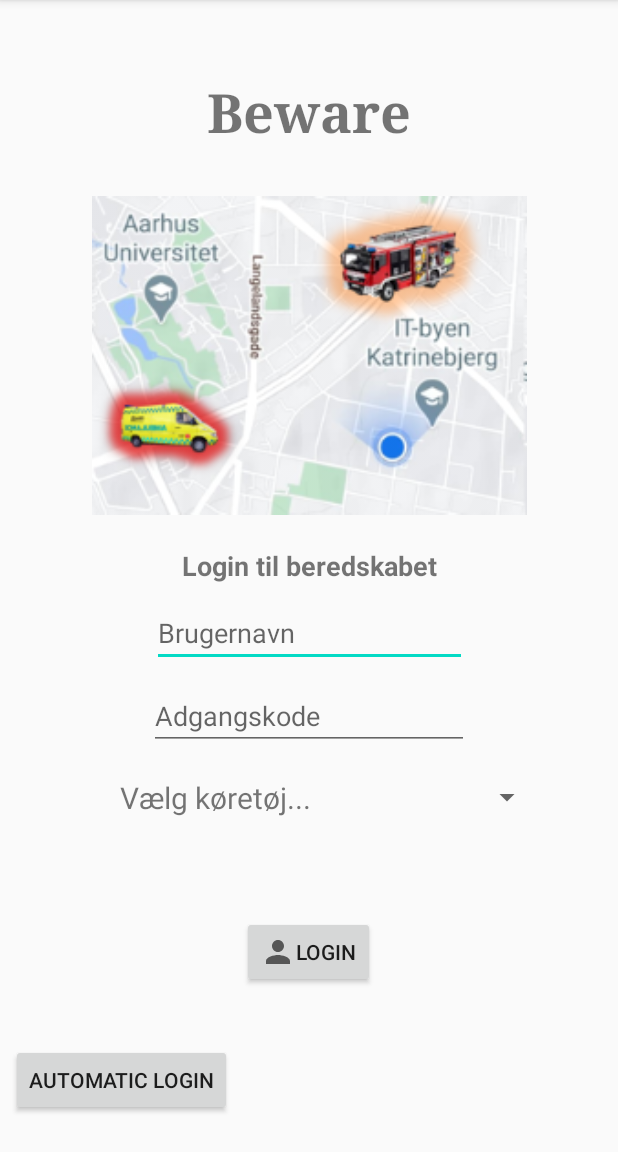
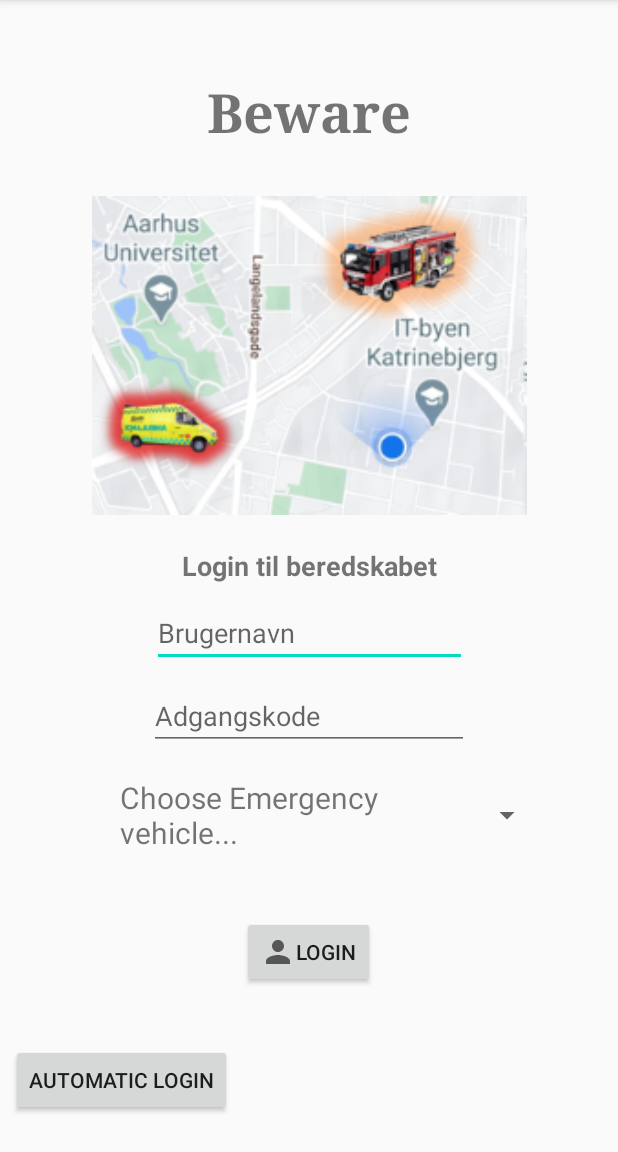
Before and after one commit to MikkelRBoisen/ST7BAC_2020E105, an Android app: the LoginActivity screen opened directly, with no data from a screen before it, on a phone screen of 412 x 824 dp, the part 84-1236 px from its top. Run offline under Robolectric (Android 15) with nearby library versions, the light colour scheme and no system bars; our stand-ins replace Firebase (no records; nobody signed in at launch, a user with empty details on screens opened directly).

Commit message:
Layout improved + location updated to every 2 second

```diff
--- a/app/src/main/java/com/example/st7bac_2020e105/Activities/LoginActivity.java
+++ b/app/src/main/java/com/example/st7bac_2020e105/Activities/LoginActivity.java
@@ -102,9 +102,10 @@
 
     private ArrayList<VehicleItem> getCustomList() {
     customList = new ArrayList<>();
-        customList.add(new VehicleItem("Vælg køretøj...",0));
-        customList.add(new VehicleItem("Ambulance",R.drawable.ambulance));
-        customList.add(new VehicleItem("Brandbil",R.drawable.brandbil));
+        customList.add(new VehicleItem("Choose Emergency vehicle...",0));
+        customList.add(new VehicleItem("Ambulance",R.drawable.ambulance_noemergency));
+        customList.add(new VehicleItem("Firetruck",R.drawable.firetruck_noemergency));
+        customList.add(new VehicleItem("Medical car",R.drawable.medicalcar_noemergency));
     return customList;
     }
 
@@ -155,7 +156,10 @@
             if(item.getSpinneritemsName().equals("Ambulance")){
                 Toast.makeText(this, item.getSpinneritemsName(), Toast.LENGTH_SHORT).show();
             }
-            if (item.getSpinneritemsName().equals("Brandbil")){
+            if (item.getSpinneritemsName().equals("Firetruck")){
+                Toast.makeText(this, item.getSpinneritemsName(), Toast.LENGTH_SHORT).show();
+            }
+            if (item.getSpinneritemsName().equals("Medical car")){
                 Toast.makeText(this, item.getSpinneritemsName(), Toast.LENGTH_SHORT).show();
             }
             VehicleChosen = item.getSpinneritemsName();
--- a/app/src/main/java/com/example/st7bac_2020e105/Activities/MainActivity.java
+++ b/app/src/main/java/com/example/st7bac_2020e105/Activities/MainActivity.java
@@ -30,7 +30,7 @@
 import com.google.firebase.firestore.FirebaseFirestore;
 
 public class MainActivity extends AppCompatActivity {
-    private static final long MIN_TIME_BETWEEN_LOCATION_UPDATES = 3000;    // milisecs
+    private static final long MIN_TIME_BETWEEN_LOCATION_UPDATES = 2000;    // milisecs
     private static final float MIN_DISTANCE_MOVED_BETWEEN_LOCATION_UPDATES = 50;  // meters
     public static final String EXTRA_USER_LATITUDE = "location_latitude";
     public static final String EXTRA_USER_LONGITUDE = "location_longitude";
--- a/app/src/main/java/com/example/st7bac_2020e105/Activities/MapsActivity.java
+++ b/app/src/main/java/com/example/st7bac_2020e105/Activities/MapsActivity.java
@@ -194,7 +194,7 @@
                 }
                 if(value.vehicleType.equals("Brandbil")) {
                     MarkerOptions FireTruck = new MarkerOptions().position(new LatLng(value.latitude, value.longitude));
-                    FireTruck.icon(BitmapDescriptorFactory.fromResource(R.drawable.brandbil));
+                    FireTruck.icon(BitmapDescriptorFactory.fromResource(R.drawable.firetruck));
                     mMap.addMarker(FireTruck);
                 }
             }
@@ -233,7 +233,7 @@
         if(userLocationKnown) {
             if(radius == 500){
                 mMap.moveCamera(CameraUpdateFactory.newLatLngZoom(
-                        new LatLng(userLatitude, userLongitude), 13));
+                        new LatLng(userLatitude, userLongitude), 15));
             }
             if(radius <= 499){
                 mMap.moveCamera(CameraUpdateFactory.newLatLngZoom(
@@ -278,7 +278,7 @@
                 }
 
             }
-            //setUpMap();
+            setUpMap();
         }
     };
 
```
Also changed, not shown: app/src/main/res/drawable-anydpi/firetruck_noemergency.png (added), app/src/main/res/drawable-mdpi/ambulance.png (deleted), app/src/main/res/drawable-xhdpi/ambulance.png (added), app/src/main/res/drawable-xhdpi/ambulance_noemergency.png (added), app/src/main/res/drawable-xhdpi/firetruck.png (added), app/src/main/res/drawable-xhdpi/laegebil.png (added), app/src/main/res/drawable-xhdpi/medicalcar_noemergency.png (added).
